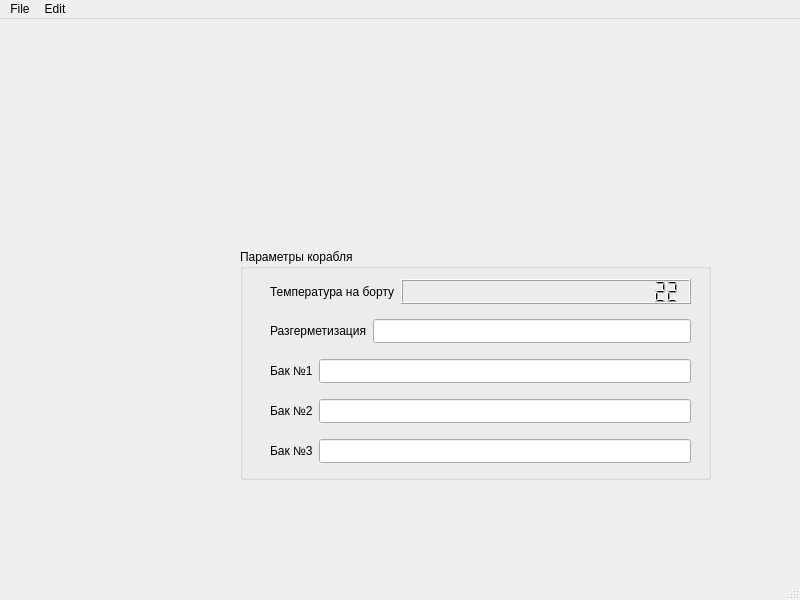
The window that test.ui (akarpushev/DevPyQt) describes before a commit, drawn with Qt 5.
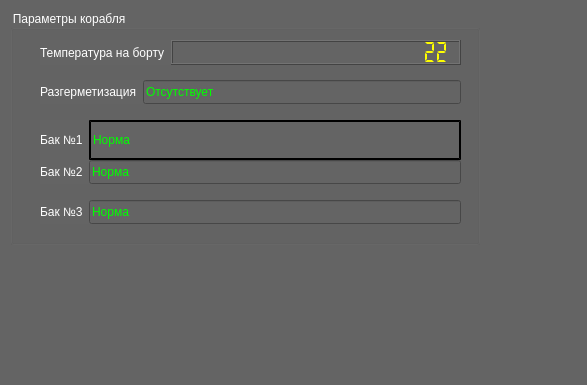
The same window after the commit.

Patch:
```diff
--- a/test.ui
+++ b/test.ui
@@ -9,8 +9,8 @@
    <rect>
     <x>0</x>
     <y>0</y>
-    <width>800</width>
-    <height>600</height>
+    <width>587</width>
+    <height>385</height>
    </rect>
   </property>
   <property name="sizePolicy">
@@ -25,17 +25,27 @@
     <height>0</height>
    </size>
   </property>
+  <property name="maximumSize">
+   <size>
+    <width>700</width>
+    <height>400</height>
+   </size>
+  </property>
   <property name="windowTitle">
    <string>MainWindow</string>
   </property>
+  <property name="styleSheet">
+   <string notr="true">background-color: rgb(0, 0, 0);
+background-color: rgb(100, 100, 100);</string>
+  </property>
   <widget class="QWidget" name="centralwidget">
    <widget class="QGroupBox" name="Parametrs">
     <property name="geometry">
      <rect>
-      <x>240</x>
-      <y>230</y>
-      <width>471</width>
-      <height>231</height>
+      <x>10</x>
+      <y>10</y>
+      <width>470</width>
+      <height>235</height>
      </rect>
     </property>
     <property name="sizePolicy">
@@ -44,10 +54,22 @@
       <verstretch>100</verstretch>
      </sizepolicy>
     </property>
+    <property name="maximumSize">
+     <size>
+      <width>470</width>
+      <height>235</height>
+     </size>
+    </property>
+    <property name="styleSheet">
+     <string notr="true">border-color: rgb(194, 194, 194);
+color: rgb(255, 255, 255);
+font: 700 9pt &quot;Segoe UI&quot;;
+</string>
+    </property>
     <property name="title">
      <string>Параметры корабля</string>
     </property>
-    <widget class="QWidget" name="">
+    <widget class="QWidget" name="layoutWidget">
      <property name="geometry">
       <rect>
        <x>30</x>
@@ -59,6 +81,10 @@
      <layout class="QHBoxLayout" name="horizontalLayout_2">
       <item>
        <widget class="QLabel" name="label_5">
+        <property name="styleSheet">
+         <string notr="true">color: rgb(255, 255, 255);
+font: 700 9pt &quot;Segoe UI&quot;;</string>
+        </property>
         <property name="text">
          <string>Разгерметизация</string>
         </property>
@@ -75,11 +101,18 @@
           <verstretch>30</verstretch>
          </sizepolicy>
         </property>
+        <property name="styleSheet">
+         <string notr="true">color: rgb(0, 255, 0);
+font: 700 9pt &quot;Segoe UI&quot;;</string>
+        </property>
+        <property name="text">
+         <string>Отсутствует</string>
+        </property>
        </widget>
       </item>
      </layout>
     </widget>
-    <widget class="QWidget" name="">
+    <widget class="QWidget" name="layoutWidget">
      <property name="geometry">
       <rect>
        <x>30</x>
@@ -91,6 +124,10 @@
      <layout class="QHBoxLayout" name="horizontalLayout">
       <item>
        <widget class="QLabel" name="label">
+        <property name="styleSheet">
+         <string notr="true">color: rgb(255, 255, 255);
+font: 700 9pt &quot;Segoe UI&quot;;</string>
+        </property>
         <property name="text">
          <string>Температура на борту</string>
         </property>
@@ -106,7 +143,10 @@
         </property>
         <property name="font">
          <font>
-          <pointsize>16</pointsize>
+          <family>Segoe UI</family>
+          <pointsize>9</pointsize>
+          <italic>false</italic>
+          <bold>true</bold>
          </font>
         </property>
         <property name="focusPolicy">
@@ -115,9 +155,20 @@
         <property name="contextMenuPolicy">
          <enum>Qt::ContextMenuPolicy::CustomContextMenu</enum>
         </property>
+        <property name="styleSheet">
+         <string notr="true">border-color: rgb(255, 255, 0);
+color: rgb(255, 255, 0);
+selection-color: rgb(255, 255, 0);</string>
+        </property>
+        <property name="frameShape">
+         <enum>QFrame::Shape::Box</enum>
+        </property>
         <property name="digitCount">
          <number>22</number>
         </property>
+        <property name="segmentStyle">
+         <enum>QLCDNumber::SegmentStyle::Flat</enum>
+        </property>
         <property name="value" stdset="0">
          <double>22.000000000000000</double>
         </property>
@@ -131,12 +182,16 @@
        <x>30</x>
        <y>110</y>
        <width>421</width>
-       <height>24</height>
+       <height>40</height>
       </rect>
      </property>
      <layout class="QHBoxLayout" name="horizontalLayout_3">
       <item>
        <widget class="QLabel" name="label_6">
+        <property name="styleSheet">
+         <string notr="true">font: 700 9pt &quot;Segoe UI&quot;;
+color: rgb(255, 255, 255);</string>
+        </property>
         <property name="text">
          <string>Бак №1</string>
         </property>
@@ -156,6 +211,15 @@
           <height>0</height>
          </size>
         </property>
+        <property name="styleSheet">
+         <string notr="true">color: rgb(0, 255, 0);
+font: 700 9pt &quot;Segoe UI&quot;;
+
+border: 2px inset;</string>
+        </property>
+        <property name="text">
+         <string>Норма</string>
+        </property>
        </widget>
       </item>
      </layout>
@@ -172,6 +236,10 @@
      <layout class="QHBoxLayout" name="horizontalLayout_4">
       <item>
        <widget class="QLabel" name="label_7">
+        <property name="styleSheet">
+         <string notr="true">color: rgb(255, 255, 255);
+font: 700 9pt &quot;Segoe UI&quot;;</string>
+        </property>
         <property name="text">
          <string>Бак №2</string>
         </property>
@@ -185,6 +253,13 @@
           <verstretch>30</verstretch>
          </sizepolicy>
         </property>
+        <property name="styleSheet">
+         <string notr="true">font: 700 9pt &quot;Segoe UI&quot;;
+color: rgb(0, 255, 0);</string>
+        </property>
+        <property name="text">
+         <string>Норма</string>
+        </property>
        </widget>
       </item>
      </layout>
@@ -201,6 +276,10 @@
      <layout class="QHBoxLayout" name="horizontalLayout_5">
       <item>
        <widget class="QLabel" name="label_8">
+        <property name="styleSheet">
+         <string notr="true">color: rgb(255, 255, 255);
+font: 700 9pt &quot;Segoe UI&quot;;</string>
+        </property>
         <property name="text">
          <string>Бак №3</string>
         </property>
@@ -214,37 +293,20 @@
           <verstretch>30</verstretch>
          </sizepolicy>
         </property>
+        <property name="styleSheet">
+         <string notr="true">
+color: rgb(0, 255, 0);
+font: 700 9pt &quot;Segoe UI&quot;;</string>
+        </property>
+        <property name="text">
+         <string>Норма</string>
+        </property>
        </widget>
       </item>
      </layout>
     </widget>
    </widget>
   </widget>
-  <widget class="QMenuBar" name="menubar">
-   <property name="geometry">
-    <rect>
-     <x>0</x>
-     <y>0</y>
-     <width>800</width>
-     <height>22</height>
-    </rect>
-   </property>
-   <widget class="QMenu" name="menufile">
-    <property name="title">
-     <string>File</string>
-    </property>
-    <addaction name="separator"/>
-    <addaction name="actionnew"/>
-   </widget>
-   <widget class="QMenu" name="menuedit">
-    <property name="title">
-     <string>Edit</string>
-    </property>
-    <addaction name="separator"/>
-   </widget>
-   <addaction name="menufile"/>
-   <addaction name="menuedit"/>
-  </widget>
   <widget class="QStatusBar" name="statusbar"/>
   <action name="actionnew">
    <property name="text">
```
